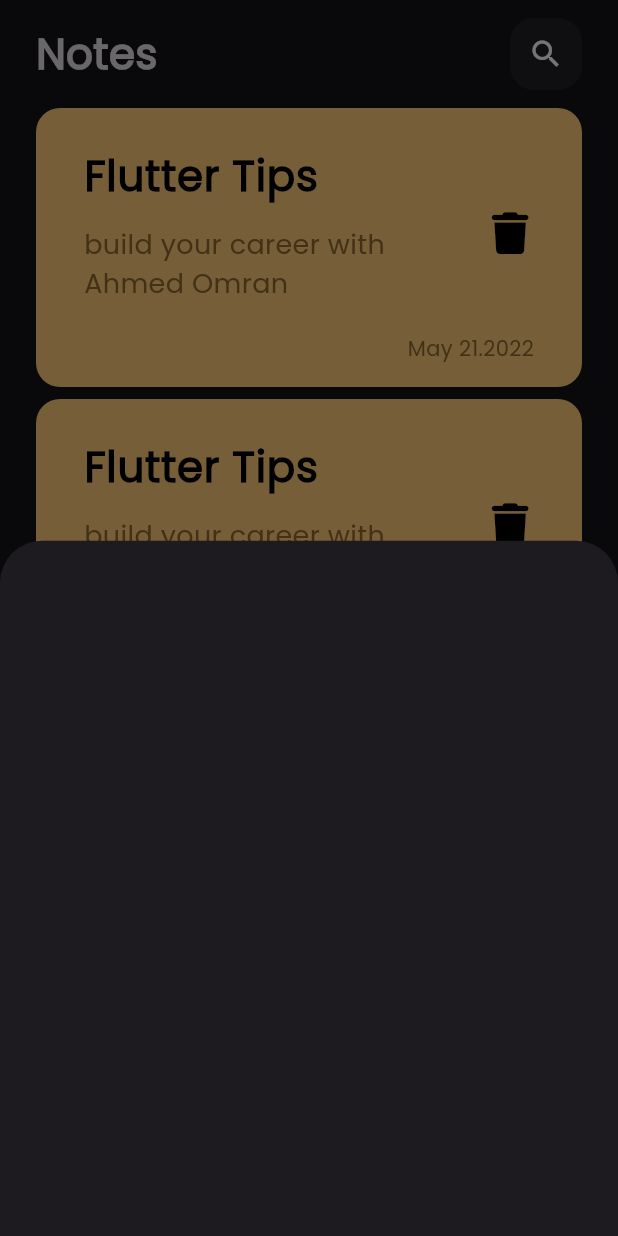
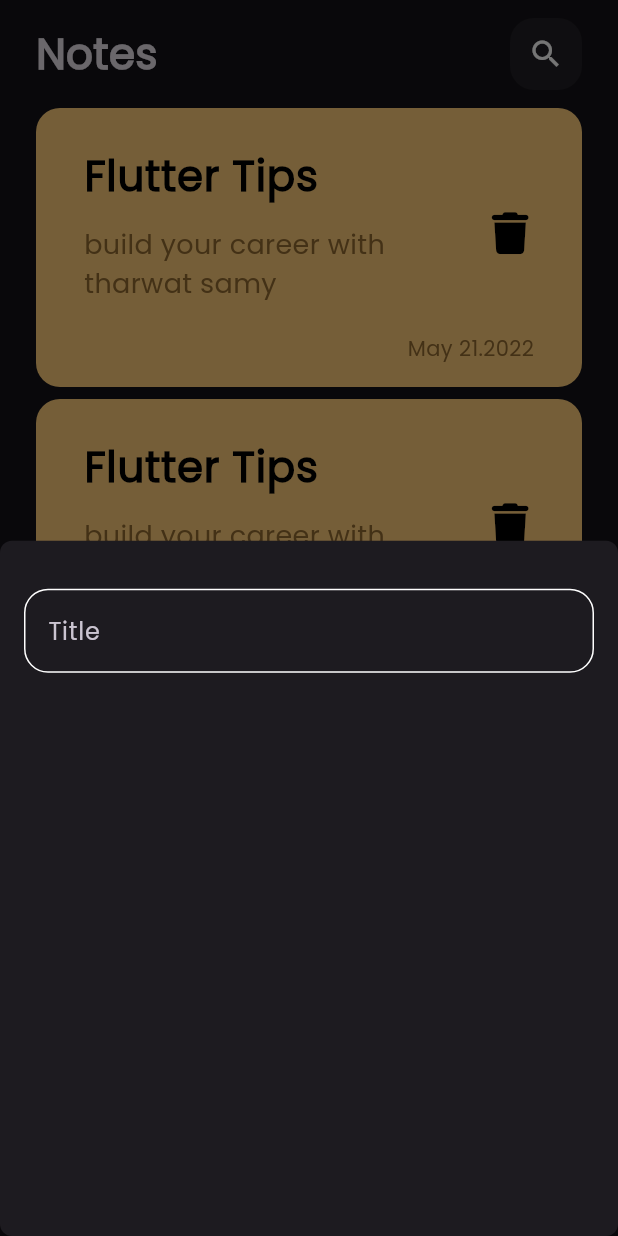
Before and after one commit to AhmedOmran22/Notes_App, a Flutter app: the screen it shows after launch, after a tap on the "add" icon, on a phone screen of 412 x 824 dp. Run offline on Flutter 3.47's test engine with Material 3 defaults, Android fonts, the phone set to English and light mode, and no system bars; our stand-ins replace font_awesome_flutter.

Commit message:
create custom text field

```diff
--- a/lib/constans.dart
+++ b/lib/constans.dart
@@ -1,3 +1,3 @@
 import 'package:flutter/material.dart';
 
-const kPromaryColor =  Color.fromARGB(255, 63, 233, 208);
+const kPrimaryColor = Color.fromARGB(255, 63, 233, 208);
--- a/lib/views/notes_view.dart
+++ b/lib/views/notes_view.dart
@@ -13,6 +13,9 @@ class NotesView extends StatelessWidget {
       floatingActionButton: FloatingActionButton(
         onPressed: () {
           showModalBottomSheet(
+            shape: RoundedRectangleBorder(
+              borderRadius: BorderRadius.circular(8),
+            ),
             context: context,
             builder: (context) {
               return const AddNoteBottomSheet();
@@ -20,7 +23,7 @@ class NotesView extends StatelessWidget {
           );
         },
         shape: const CircleBorder(),
-        backgroundColor: kPromaryColor,
+        backgroundColor: kPrimaryColor,
         child: const Icon(
           Icons.add,
           color: Colors.black,
--- a/lib/widgets/add_note_bottom_sheet.dart
+++ b/lib/widgets/add_note_bottom_sheet.dart
@@ -1,9 +1,21 @@
 import 'package:flutter/material.dart';
+import 'package:notes_app/widgets/custom_text_field.dart';
+
 class AddNoteBottomSheet extends StatelessWidget {
   const AddNoteBottomSheet({super.key});
 
   @override
   Widget build(BuildContext context) {
-    return Container();
+    return const Padding(
+      padding: EdgeInsets.symmetric(horizontal: 16),
+      child: Column(
+        children: [
+          SizedBox(
+            height: 32,
+          ),
+          CustomTextField(),
+        ],
+      ),
+    );
   }
 }
--- /dev/null
+++ b/lib/widgets/custom_text_field.dart
@@ -0,0 +1,33 @@
+import 'package:flutter/material.dart';
+import 'package:notes_app/constans.dart';
+
+class CustomTextField extends StatelessWidget {
+  const CustomTextField({
+    super.key,
+    // required this.hint,
+    // this.maxLines = 1,
+  });
+
+  // final String hint;
+  // final int maxLines;
+
+  @override
+  Widget build(BuildContext context) {
+    return TextField(
+      cursorColor: kPrimaryColor,
+      decoration: InputDecoration(
+        hintText: 'Title',
+        border: buildBoreder(),
+        enabledBorder: buildBoreder(),
+        focusedBorder: buildBoreder(kPrimaryColor),
+      ),
+    );
+  }
+
+  OutlineInputBorder buildBoreder([Color? color]) {
+    return OutlineInputBorder(
+      borderRadius: BorderRadius.circular(16),
+      borderSide: BorderSide(color: color ?? Colors.white),
+    );
+  }
+}
--- a/lib/widgets/note_item.dart
+++ b/lib/widgets/note_item.dart
@@ -44,7 +44,7 @@ class NoteItem extends StatelessWidget {
             subtitle: const Padding(
               padding: EdgeInsets.only(bottom: 12),
               child: Text(
-                'build your career with Ahmed Omran ',
+                'build your career with tharwat samy ',
                 style: TextStyle(
                   color: Color(0xff936B31),
                   fontSize: 18,
```
